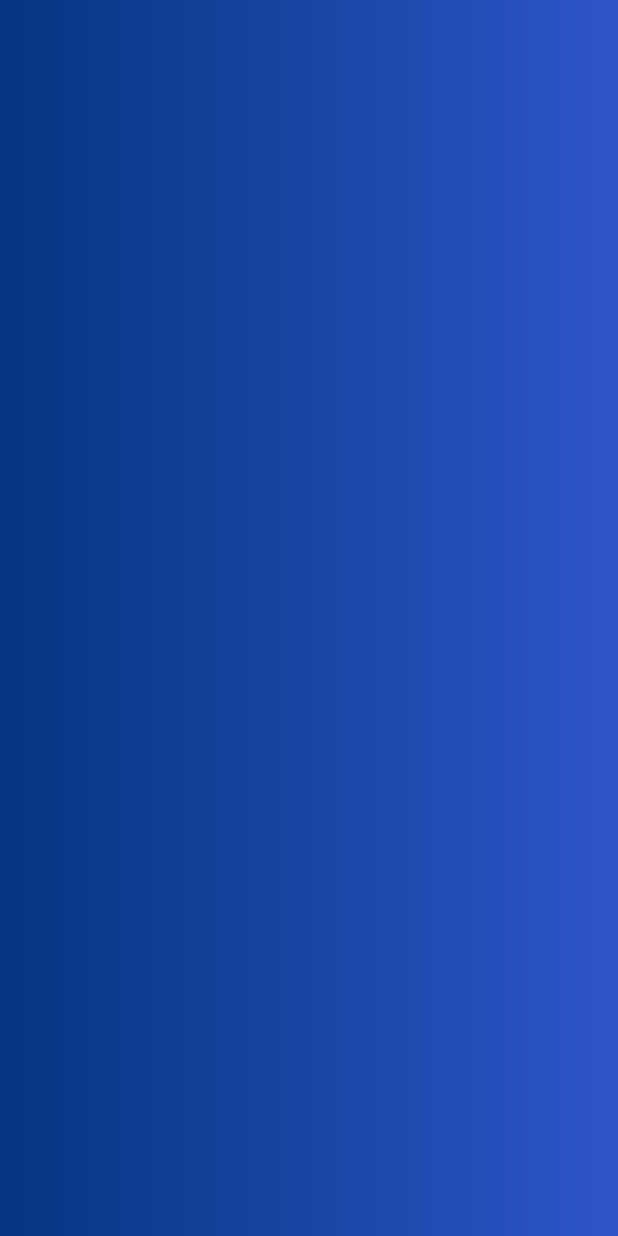
After one commit to kaneran/koobook-android-app, an Android app: the layout start_fragment.xml on its own in the app's theme, with its tools: preview values and no code run, on a phone screen of 412 x 824 dp. The commit adds this screen. Run offline under Robolectric (Android 15) with nearby library versions, the phone set to English and light mode, and no system bars.

Commit message:
Adding start fragment

```diff
--- a/app/src/main/AndroidManifest.xml
+++ b/app/src/main/AndroidManifest.xml
@@ -9,7 +9,7 @@
         android:roundIcon="@mipmap/ic_launcher_round"
         android:supportsRtl="true"
         android:theme="@style/AppTheme">
-        <activity android:name=".MainActivity">
+        <activity android:name=".LoginActivity">
             <intent-filter>
                 <action android:name="android.intent.action.MAIN" />
 
--- a/app/src/main/java/com/example/koobookandroidapp/MainActivity.java
+++ b/app/src/main/java/com/example/koobookandroidapp/LoginActivity.java
@@ -4,7 +4,7 @@ import android.arch.persistence.room.Room;
 import android.support.v7.app.AppCompatActivity;
 import android.os.Bundle;
 
-public class MainActivity extends AppCompatActivity {
+public class LoginActivity extends AppCompatActivity {
     AppDatabase db;
 
     @Override
--- /dev/null
+++ b/app/src/main/res/drawable/login_bg.xml
@@ -0,0 +1,8 @@
+<?xml version="1.0" encoding="utf-8"?>
+<shape xmlns:android="http://schemas.android.com/apk/res/android">
+
+    <gradient android:startColor="#063581"
+        android:endColor="#2F55C9"
+        android:type="linear"
+        />
+</shape>
--- a/app/src/main/res/layout/activity_main.xml
+++ b/app/src/main/res/layout/activity_main.xml
@@ -4,7 +4,7 @@
     xmlns:tools="http://schemas.android.com/tools"
     android:layout_width="match_parent"
     android:layout_height="match_parent"
-    tools:context=".MainActivity">
+    tools:context=".LoginActivity">
 
     <TextView
         android:layout_width="wrap_content"
--- /dev/null
+++ b/app/src/main/res/layout/start_fragment.xml
@@ -0,0 +1,8 @@
+<?xml version="1.0" encoding="utf-8"?>
+<LinearLayout
+    xmlns:android="http://schemas.android.com/apk/res/android" android:layout_width="match_parent"
+    android:layout_height="match_parent"
+    android:orientation="vertical"
+    android:background="@drawable/login_bg">
+
+</LinearLayout>
```
